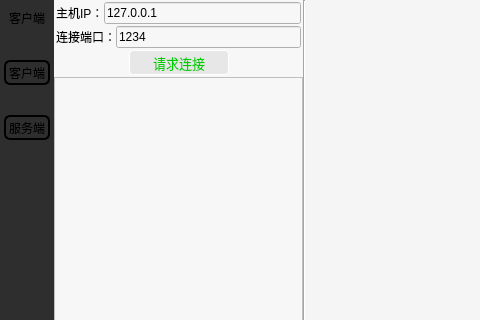
The window that oct-23th/wechat.ui (XiaoBigBro/text) describes before a commit, drawn with Qt 5; both pictures show x 0 to 480 and y 0 to 320 of the 1045 by 687 pixel window.
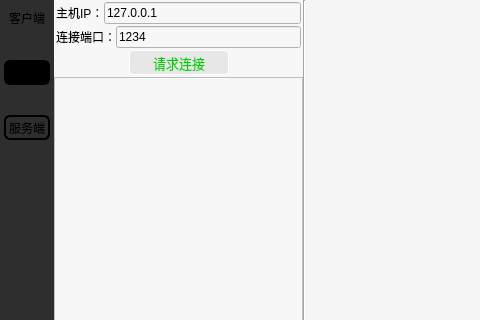
The same window after the commit. Icons and pictures are not drawn.

What changed in the file:
```diff
--- a/oct-23th/wechat.ui
+++ b/oct-23th/wechat.ui
@@ -122,6 +122,7 @@
 	background-color: rgb(0, 0, 0);
 }
 QToolButton{
+background-color: rgb(0, 0, 0);
   border-radius:6px;
   border:2px solid #000000;
 }
```
Left out of the diff: 10 changed lines with no effect on the pictures.
